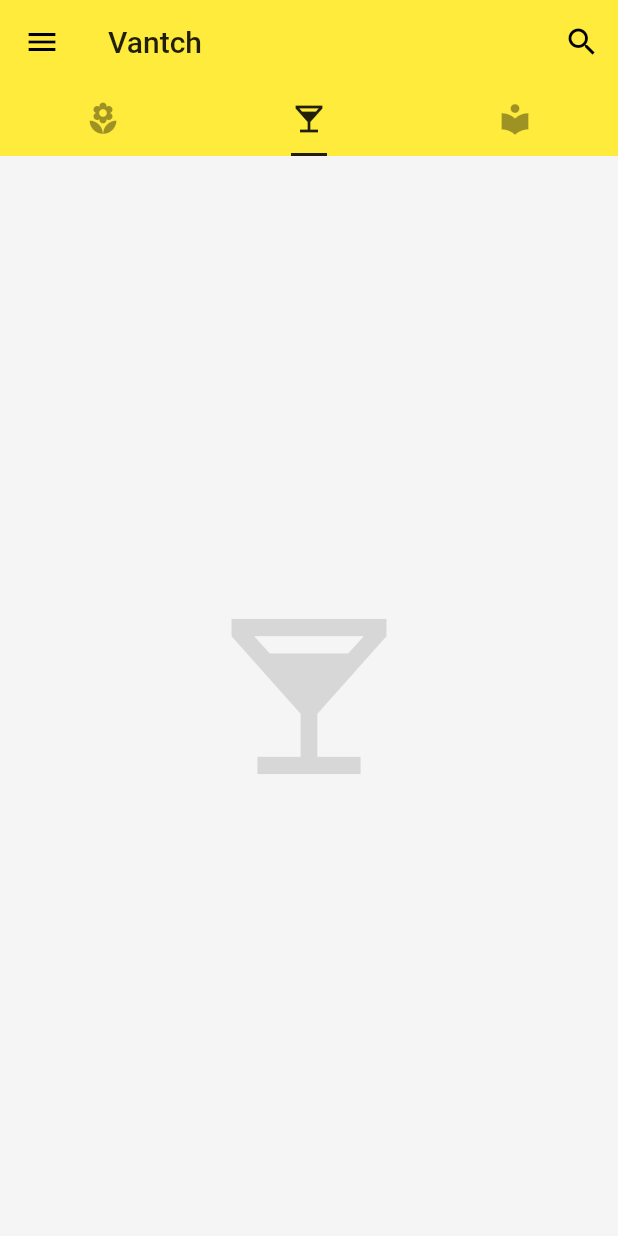
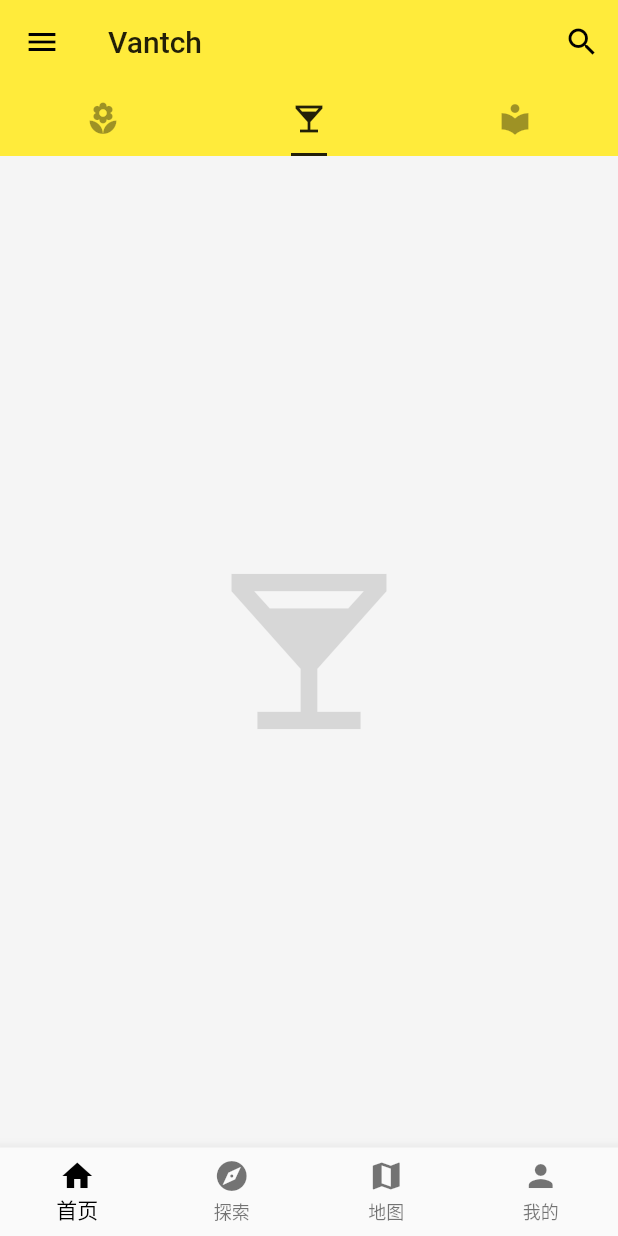
Before and after one commit to vantch/vantch-flutter, a Flutter app: the screen it shows after launch, tab 2 chosen, on a phone screen of 412 x 824 dp. Run offline on Flutter 3.47's test engine with Material 2 defaults, Android fonts, the phone set to English and light mode, and no system bars; network calls fail.

Commit message:
增加底部导航栏和点击激活状态

```diff
--- /dev/null
+++ b/lib/demo/bottom_navigation_bar_demo.dart
@@ -0,0 +1,44 @@
+import 'package:flutter/material.dart';
+
+class BottomNavigationBarDemo extends StatefulWidget {
+  @override
+  State<StatefulWidget> createState() {
+    return _BottomNavigationBarDemoState();
+  }
+  }
+
+class _BottomNavigationBarDemoState extends State<BottomNavigationBarDemo> {
+  int _currentIndex = 0;
+  void _onTapHandler (int index) {
+    setState(() {
+      _currentIndex = index;
+    });
+  }
+  @override
+  Widget build(BuildContext context) {
+    return BottomNavigationBar(
+          currentIndex: _currentIndex,
+          onTap: _onTapHandler,
+          type: BottomNavigationBarType.fixed,
+          fixedColor: Colors.black,
+          items: [
+            BottomNavigationBarItem(
+              icon: Icon(Icons.home),
+              title: Text('首页'),
+            ),
+            BottomNavigationBarItem(
+              icon: Icon(Icons.explore),
+              title: Text('探索'),
+            ),
+            BottomNavigationBarItem(
+              icon: Icon(Icons.map),
+              title: Text('地图'),
+            ),
+            BottomNavigationBarItem(
+              icon: Icon(Icons.person),
+              title: Text('我的'),
+            ),
+          ],
+        );
+  }
+}
--- a/lib/main.dart
+++ b/lib/main.dart
@@ -1,6 +1,7 @@
 import 'package:flutter/material.dart';
 import 'package:vantch/demo/drawer_demo.dart';
-// import './demo/listview_demo.dart';
+import './demo/bottom_navigation_bar_demo.dart';
+import './demo/listview_demo.dart';
 
 void main() => runApp(MyApp());
 
@@ -50,12 +51,13 @@ class Home extends StatelessWidget{
         ),
         body: TabBarView(
           children: <Widget>[
-            Icon(Icons.local_florist, size: 138.0, color: Colors.black12),
+            ListViewDemo(),
             Icon(Icons.local_bar, size: 138.0, color: Colors.black12),
             Icon(Icons.local_library, size: 138.0, color: Colors.black12),
           ],
         ),
         drawer: DrawerDemo(),
+        bottomNavigationBar: BottomNavigationBarDemo(),
       ),
     );
   }
```
